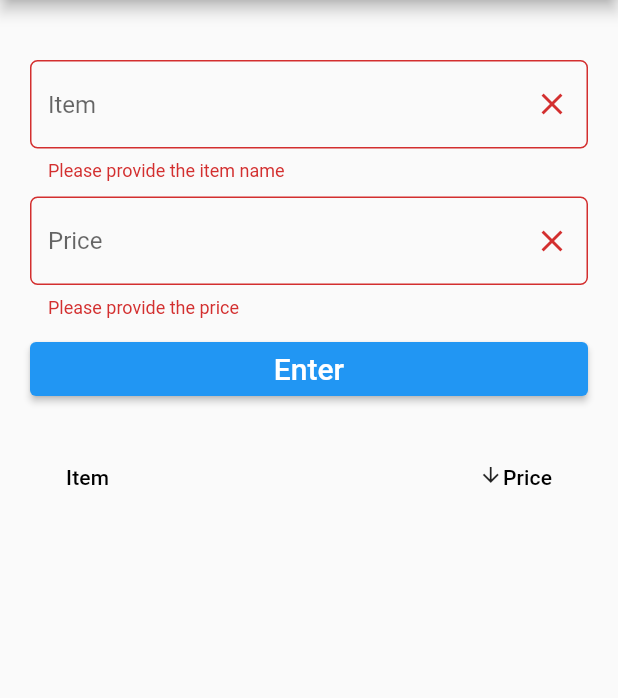
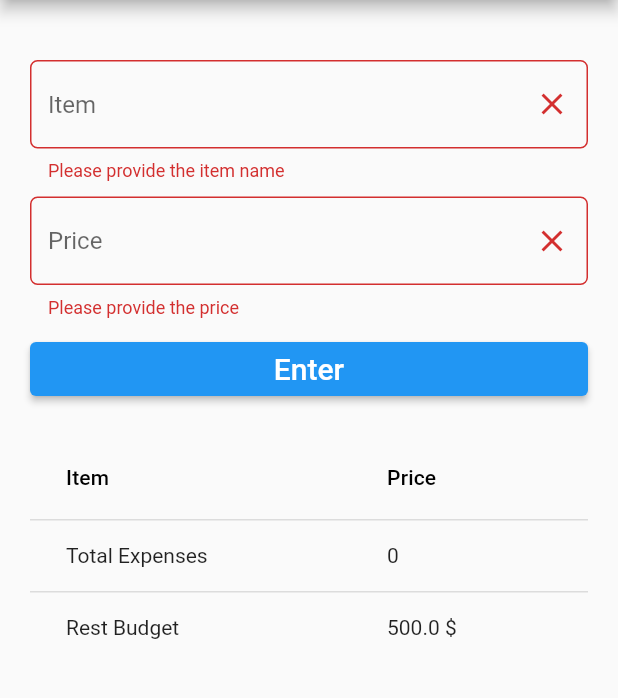
Before and after one commit to Sadid-USN/foreach_and_where, a Flutter app: the screen it shows after launch, after a tap on "Enter", on a phone screen of 412 x 824 dp, the part 84-782 px from its top. Run offline on Flutter 3.47's test engine with Material 2 defaults, Android fonts, the phone set to English and light mode, and no system bars; our stand-ins replace hive, hive_flutter; accounts and stored records are empty.

Commit message:
try to save price in hive

```diff
--- /dev/null
+++ b/lib/Hive/box.dart
@@ -0,0 +1,8 @@
+import 'package:hive/hive.dart';
+import 'package:list_filtring/Hive/item.dart';
+
+class Boxes{
+ static Box<ItemBudget> getItemBudget() =>
+ Hive.box<ItemBudget>('budget');
+
+}
--- /dev/null
+++ b/lib/Hive/item.dart
@@ -0,0 +1,11 @@
+import 'package:hive/hive.dart';
+part 'item.g.dart';
+
+@HiveType(typeId: 1)
+class ItemBudget {
+  @HiveField(0)
+ String ?itemName;
+
+ @HiveField(1)
+ double ?itemPrice;
+}
--- a/lib/main.dart
+++ b/lib/main.dart
@@ -1,9 +1,15 @@
 import 'package:flutter/material.dart';
-import 'package:list_filtring/for_each.dart';
-import 'package:list_filtring/map.dart';
-import 'package:list_filtring/where_function.dart';
+import 'package:hive_flutter/hive_flutter.dart';
+import 'package:list_filtring/Hive/item.dart';
+import 'package:list_filtring/reduce_method.dart';
 
-void main() {
+void main() async{
+ WidgetsFlutterBinding.ensureInitialized();
+  await Hive.initFlutter();
+
+  Hive.registerAdapter(ItemBudgetAdapter());
+  await Hive.openBox<ItemBudget>('budget');
+
   runApp(const MyApp());
 }
 
@@ -18,7 +24,7 @@ class MyApp extends StatelessWidget {
       theme: ThemeData(
         primarySwatch: Colors.blue,
       ),
-      home: const MapFunction(),
+      home: const ReduceMethod(),
     );
   }
 }
--- /dev/null
+++ b/lib/reduce_method.dart
@@ -0,0 +1,187 @@
+
+
+import 'package:flutter/material.dart';
+import 'package:hive_flutter/adapters.dart';
+import 'package:list_filtring/Hive/box.dart';
+import 'package:list_filtring/Hive/item.dart';
+import 'package:list_filtring/widget/form_input_filed.dart';
+
+class ReduceMethod extends StatefulWidget {
+  const ReduceMethod({Key? key}) : super(key: key);
+
+  @override
+  State<ReduceMethod> createState() => _ReduceMethodState();
+}
+
+class _ReduceMethodState extends State<ReduceMethod> {
+  List<ItemBudget> items = [];
+  Box ? box;
+  final _formkey = GlobalKey<FormState>();
+  TextEditingController _itemController = TextEditingController();
+  TextEditingController _priceController = TextEditingController();
+
+  @override
+  void initState() {
+    super.initState();
+    _itemController = TextEditingController();
+    _priceController = TextEditingController();
+
+
+  }
+
+
+  @override
+  void dispose() {
+    _priceController.dispose();
+    _itemController.dispose();
+    Hive.close();
+    super.dispose();
+  }
+
+  @override
+  Widget build(BuildContext context) {
+    return Scaffold(
+        appBar: AppBar(
+          title: const Text('Map Function'),
+          centerTitle: true,
+        ),
+        body: Padding(
+          padding: const EdgeInsets.symmetric(horizontal: 20, vertical: 40),
+          child: Form(
+            key: _formkey,
+            child: SingleChildScrollView(
+              child: Column(
+                mainAxisAlignment: MainAxisAlignment.start,
+                crossAxisAlignment: CrossAxisAlignment.stretch,
+                children: [
+                  FormInputField(
+                    itemController: _itemController,
+                    hintText: 'Item',
+                    validateMessage: 'Please provide the item name',
+                    keyboardType: TextInputType.text,
+                  ),
+                  const SizedBox(
+                    height: 10,
+                  ),
+                  FormInputField(
+                    itemController: _priceController,
+                    hintText: 'Price',
+                    validateMessage: 'Please provide the price',
+                    keyboardType: const TextInputType.numberWithOptions(
+                      decimal: true,
+                    ),
+                  ),
+                  const SizedBox(
+                    height: 10,
+                  ),
+                  ElevatedButton(
+                      onPressed: () {
+
+                        setState(() {
+                          if (_formkey.currentState!.validate()) {
+                            items.add(
+                              ItemBudget()
+                              ..itemName = _itemController.text
+                              ..itemPrice = double.parse(_priceController.text),
+
+                            );
+                            final box = Boxes.getItemBudget();
+                            // box.add(item);
+
+
+                          }
+
+                          _itemController.clear();
+                          _priceController.clear();
+                        });
+                      },
+                      child: const Text(
+                        'Enter',
+                        style: TextStyle(fontSize: 20),
+                      )),
+                  const SizedBox(
+                    height: 20,
+                  ),
+                  DataTable(
+                    columns: const [
+                      DataColumn(
+                        label: Text('Item'),
+                      ),
+                      DataColumn(
+                        label: Text('Price'),
+                      ),
+                    ],
+                    rows: [
+                      ...items.map(
+                        (element) => DataRow(
+                          cells: [
+                            DataCell(
+                              Text(element.itemName!),
+                            ),
+                            DataCell(
+                              Text('${element.itemPrice!} \$'),
+                            ),
+                          ],
+                        ),
+                      ),
+                      DataRow(cells: [
+                        const DataCell(
+                          Text('Total Expenses'),
+                        ),
+                        DataCell(
+                          //TODO Calculate the total expenses
+                          Text(items.isNotEmpty
+                              ? '${items
+                                  .map((e) => e.itemPrice)
+                                  .reduce((value, element) => value! + element!)} \$'
+                              : '0'),
+                        ),
+                      ]),
+                      DataRow(
+                        cells: [
+
+                           const DataCell(
+                            //TODO Calculate the rest budget with an init budget of 500$
+                            Text('Rest Budget'),
+                          ),
+                          DataCell(
+
+                            Text(
+
+                              '${items.fold<double>(500, (previousValue, element) => previousValue - element.itemPrice!)} \$'
+
+                              )
+                          ),
+                        ],
+                      ),
+                    ],
+                  ),
+                ],
+              ),
+            ),
+          ),
+        ));
+  }
+
+  Iterable<DataRow> mapItemToDataRows(List<Item> items) {
+    Iterable<DataRow> dataRows = items.map((item) {
+      return DataRow(cells: [
+        DataCell(
+          Text(item.itemName!),
+        ),
+        DataCell(
+          Text(
+            item.itemPrice.toString(),
+          ),
+        ),
+      ]);
+    });
+    return dataRows;
+  }
+}
+
+class Item {
+  String? itemName;
+  double? itemPrice;
+  Item({this.itemName, this.itemPrice});
+}
--- a/pubspec.yaml
+++ b/pubspec.yaml
@@ -34,6 +34,10 @@ dependencies:
   # The following adds the Cupertino Icons font to your application.
   # Use with the CupertinoIcons class for iOS style icons.
   cupertino_icons: ^1.0.2
+  hive: ^2.1.0
+  hive_flutter: ^1.1.0
+  hive_generator: ^1.1.2
+  build_runner: ^2.1.10
 
 dev_dependencies:
   flutter_test:
```
Also changed, not shown: lib/Hive/item.g.dart (added), pubspec.lock, 7 other files.
